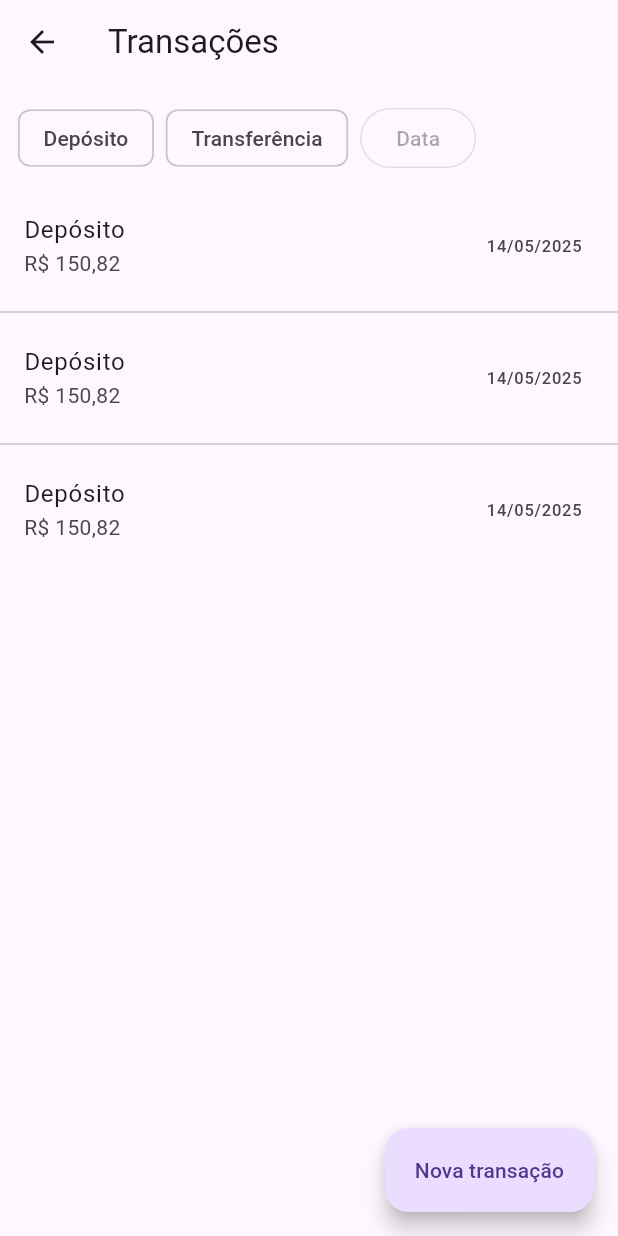
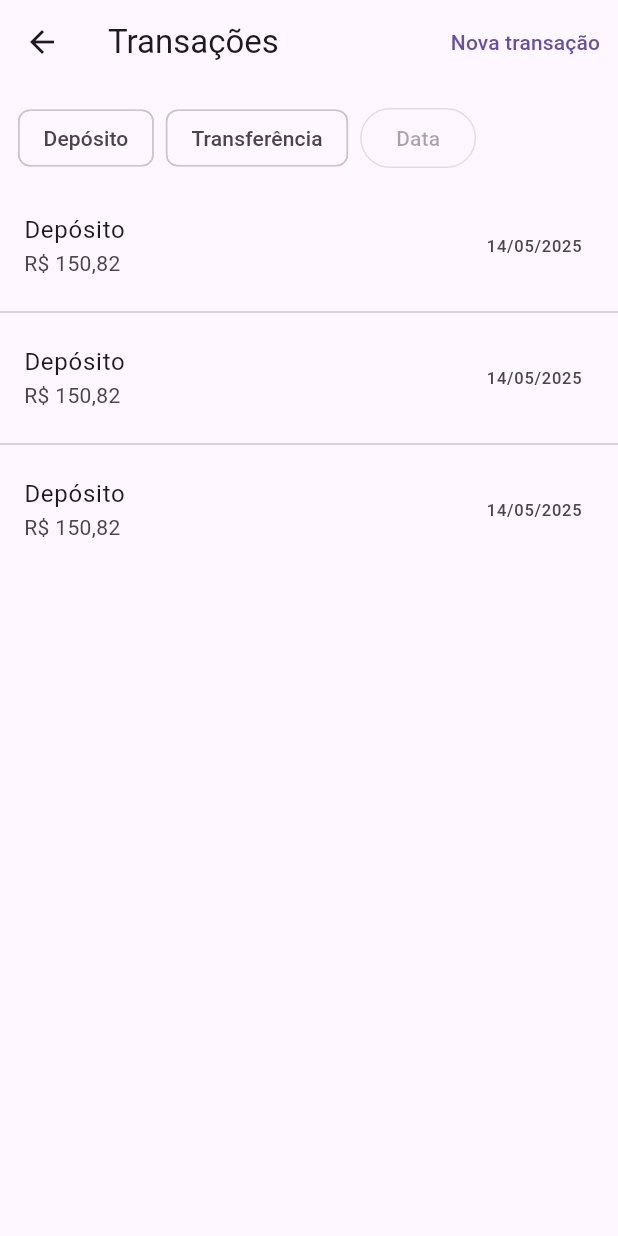
Before and after one commit to hallisonbrancalhao/fiap-tech-challenge-3, a Flutter app: the TransactionsScreen screen opened directly, on a phone screen of 412 x 824 dp. Run offline on Flutter 3.47's test engine with Material 3 defaults, Android fonts, the phone set to English and light mode, and no system bars; our stand-ins replace dartz, dio, flutter_bloc, get_it, shared_preferences; missing offline and left inert: file_selector; accounts and stored records are empty.

Commit message:
refactor: improved organization of transaction screen widgets

```diff
--- a/lib/presentation/transaction/screens/transactions.dart
+++ b/lib/presentation/transaction/screens/transactions.dart
@@ -1,57 +1,33 @@
 import 'package:flutter/material.dart';
-import 'package:intl/intl.dart';
+
+import 'package:tech_challenge_3/presentation/transaction/widgets/transaction_list.dart';
+import 'package:tech_challenge_3/presentation/transaction/widgets/transaction_list_filter.dart';
 
 class TransactionsScreen extends StatelessWidget {
   const TransactionsScreen({super.key});
 
-  static NumberFormat currencyFormatter = NumberFormat.simpleCurrency(
-    locale: 'pt_BR',
-    decimalDigits: 2,
-  );
-
   @override
   Widget build(BuildContext context) {
     return Scaffold(
-      appBar: AppBar(title: const Text('Transações')),
+      appBar: AppBar(
+        title: const Text('Transações'),
+        actions: [
+          TextButton(
+            onPressed: () {
+              Navigator.pushNamed(context, '/new-transaction');
+            },
+            child: Text('Nova transação'),
+          ),
+        ],
+      ),
       body: Column(
         children: [
           Padding(
             padding: const EdgeInsets.all(12),
-            child: Row(
-              children: [
-                Chip(label: Text('Depósito')),
-                SizedBox(width: 8),
-                Chip(label: Text('Transferência')),
-                SizedBox(width: 8),
-                OutlinedButton(child: Text('Data'), onPressed: null),
-              ],
-            ),
+            child: TransactionListFilter(),
           ),
-          ListTile(
-            title: Text('Depósito'),
-            subtitle: Text(currencyFormatter.format(150.82)),
-            trailing: Text('14/05/2025'),
-          ),
-          Divider(),
-          ListTile(
-            title: Text('Depósito'),
-            subtitle: Text(currencyFormatter.format(150.82)),
-            trailing: Text('14/05/2025'),
-          ),
-          Divider(),
-
-          ListTile(
-            title: Text('Depósito'),
-            subtitle: Text(currencyFormatter.format(150.82)),
-            trailing: Text('14/05/2025'),
-          ),
+          TransactionList(),
         ],
-      ),
-      floatingActionButton: FloatingActionButton.extended(
-        label: Text('Nova transação'),
-        onPressed: () {
-          Navigator.pushNamed(context, '/new-transaction');
-        },
       ),
     );
   }
--- /dev/null
+++ b/lib/presentation/transaction/screens/update_transaction.dart
@@ -0,0 +1,19 @@
+import 'package:flutter/material.dart';
+
+import 'package:tech_challenge_3/presentation/transaction/widgets/transaction_form.dart';
+
+class UpdateTransaction extends StatelessWidget {
+  const UpdateTransaction({super.key});
+
+  @override
+  Widget build(BuildContext context) {
+    return Scaffold(
+      appBar: AppBar(title: const Text('Nova transação')),
+      extendBody: true,
+      body: SingleChildScrollView(
+        padding: const EdgeInsets.symmetric(horizontal: 20, vertical: 48),
+        child: TransactionForm(),
+      ),
+    );
+  }
+}
--- /dev/null
+++ b/lib/presentation/transaction/widgets/transaction_list.dart
@@ -0,0 +1,37 @@
+import 'package:flutter/material.dart';
+import 'package:intl/intl.dart';
+
+class TransactionList extends StatelessWidget {
+  const TransactionList({super.key});
+
+  static NumberFormat currencyFormatter = NumberFormat.simpleCurrency(
+    locale: 'pt_BR',
+    decimalDigits: 2,
+  );
+
+  @override
+  Widget build(BuildContext context) {
+    return Column(
+      children: [
+        ListTile(
+          title: Text('Depósito'),
+          subtitle: Text(currencyFormatter.format(150.82)),
+          trailing: Text('14/05/2025'),
+        ),
+        Divider(),
+        ListTile(
+          title: Text('Depósito'),
+          subtitle: Text(currencyFormatter.format(150.82)),
+          trailing: Text('14/05/2025'),
+        ),
+        Divider(),
+
+        ListTile(
+          title: Text('Depósito'),
+          subtitle: Text(currencyFormatter.format(150.82)),
+          trailing: Text('14/05/2025'),
+        ),
+      ],
+    );
+  }
+}
--- /dev/null
+++ b/lib/presentation/transaction/widgets/transaction_list_filter.dart
@@ -0,0 +1,23 @@
+import 'package:flutter/material.dart';
+
+class TransactionListFilter extends StatefulWidget {
+  const TransactionListFilter({super.key});
+
+  @override
+  State<TransactionListFilter> createState() => _TransactionListFilterState();
+}
+
+class _TransactionListFilterState extends State<TransactionListFilter> {
+  @override
+  Widget build(BuildContext context) {
+    return Row(
+      children: [
+        Chip(label: Text('Depósito')),
+        SizedBox(width: 8),
+        Chip(label: Text('Transferência')),
+        SizedBox(width: 8),
+        OutlinedButton(child: Text('Data'), onPressed: null),
+      ],
+    );
+  }
+}
```
Also changed, not shown: lib/presentation/transaction/widgets/transaction_form.dart (+13 -0 lines).
